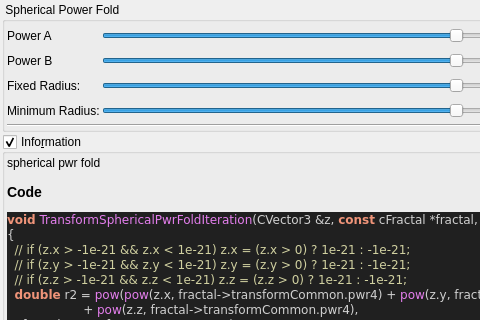
Before: the Qt Designer form mandelbulber2/qt_data/fractal_transf_spherical_pwr_fold.ui in buddhi1980/mandelbulber2, drawn with Qt 5; both pictures show x 0 to 480 and y 0 to 320 of the 907 by 723 pixel window.
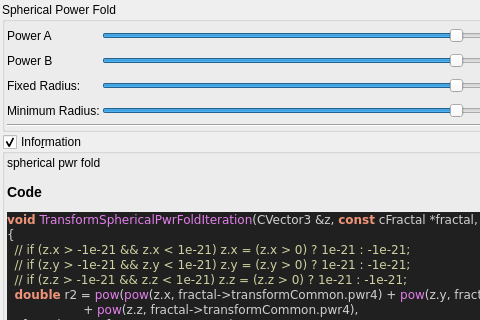
After: the same form once the commit is applied. Custom widgets are drawn as their Qt base class.

```diff
--- a/mandelbulber2/qt_data/fractal_transf_spherical_pwr_fold.ui
+++ b/mandelbulber2/qt_data/fractal_transf_spherical_pwr_fold.ui
@@ -32,7 +32,7 @@
    <item>
     <widget class="QGroupBox" name="groupBox">
      <property name="title">
-      <string> Spherical Power Fold</string>
+      <string>Spherical Power Fold</string>
      </property>
      <property name="checkable">
       <bool>false</bool>
```
Left out of the diff: 4 changed lines with no effect on the pictures.
